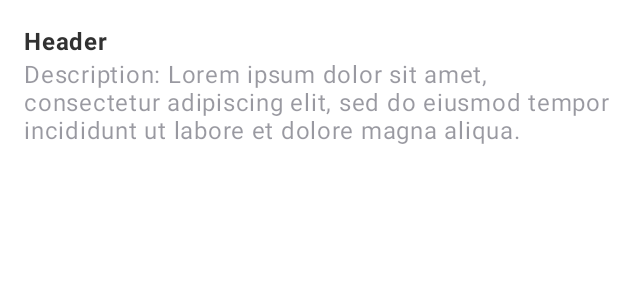
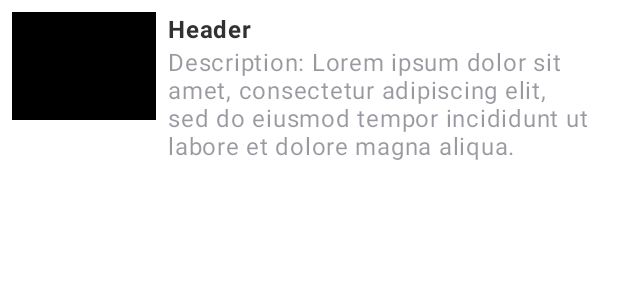
Before and after one commit to Rinat-M/AndroidProfessinal, an Android app: the layout word_item.xml on its own in the app's theme, with its tools: preview values and no code run, on a phone screen of 412 x 824 dp. Shown: the top 300 px of the screen. Run offline under Robolectric (Android 15) with nearby library versions, the light colour scheme and no system bars.

Commit message:
Added preview images to the list of words via glide

```diff
--- a/Translator/app/src/main/java/com/rino/translator/core/model/Meanings.kt
+++ b/Translator/app/src/main/java/com/rino/translator/core/model/Meanings.kt
@@ -1,7 +1,11 @@
 package com.rino.translator.core.model
+
+import com.google.gson.annotations.SerializedName
 
 data class Meanings(
     val translation: Translation?,
+    @SerializedName("previewUrl")
     val previewUrl: String?,
+    @SerializedName("imageUrl")
     val imageUrl: String?
 )
--- /dev/null
+++ b/Translator/app/src/main/java/com/rino/translator/ui/base/ImageLoader.kt
@@ -0,0 +1,5 @@
+package com.rino.translator.ui.base
+
+interface ImageLoader<T> {
+    fun loadInto(url: String, container: T)
+}
--- a/Translator/app/src/main/java/com/rino/translator/ui/main/MainActivity.kt
+++ b/Translator/app/src/main/java/com/rino/translator/ui/main/MainActivity.kt
@@ -7,6 +7,7 @@ import com.rino.translator.core.model.Word
 import com.rino.translator.core.repository.WordsRepositoryImpl
 import com.rino.translator.databinding.ActivityMainBinding
 import com.rino.translator.network.DictionaryApiHolder
+import com.rino.translator.ui.base.GlideImageLoader
 import com.rino.translator.ui.main.adapter.WordsAdapter
 import com.rino.translator.ui.showToast
 import moxy.MvpAppCompatActivity
@@ -25,7 +26,7 @@ class MainActivity : MvpAppCompatActivity(), MainView {
     }
 
     private val wordsAdapter by lazy {
-        WordsAdapter(presenter::onUserClicked)
+        WordsAdapter(GlideImageLoader(), presenter::onUserClicked)
     }
 
     override fun onCreate(savedInstanceState: Bundle?) {
--- a/Translator/app/src/main/res/layout/word_item.xml
+++ b/Translator/app/src/main/res/layout/word_item.xml
@@ -1,25 +1,39 @@
 <?xml version="1.0" encoding="utf-8"?>
-<LinearLayout xmlns:android="http://schemas.android.com/apk/res/android"
+<androidx.constraintlayout.widget.ConstraintLayout xmlns:android="http://schemas.android.com/apk/res/android"
+    xmlns:app="http://schemas.android.com/apk/res-auto"
     xmlns:tools="http://schemas.android.com/tools"
     android:layout_width="match_parent"
     android:layout_height="wrap_content"
-    android:layout_marginTop="@dimen/size_16"
-    android:orientation="vertical">
+    android:padding="@dimen/size_8">
+
+    <androidx.appcompat.widget.AppCompatImageView
+        android:id="@+id/preview_image"
+        android:layout_width="@dimen/preview_image_width"
+        android:layout_height="@dimen/preview_image_height"
+        android:background="@color/black"
+        app:layout_constraintStart_toStartOf="parent"
+        app:layout_constraintTop_toTopOf="parent" />
 
     <TextView
         android:id="@+id/header"
         style="@style/HeaderTextStyle"
-        android:layout_width="wrap_content"
+        android:layout_width="@dimen/match_constraint"
         android:layout_height="wrap_content"
-        android:layout_marginStart="@dimen/size_16"
+        android:layout_marginStart="@dimen/size_8"
+        app:layout_constraintEnd_toEndOf="parent"
+        app:layout_constraintStart_toEndOf="@id/preview_image"
+        app:layout_constraintTop_toTopOf="parent"
         tools:text="Header" />
 
     <TextView
         android:id="@+id/description"
         style="@style/BaseTextStyle"
-        android:layout_width="wrap_content"
+        android:layout_width="@dimen/match_constraint"
         android:layout_height="wrap_content"
-        android:layout_marginStart="@dimen/size_16"
+        android:layout_marginStart="@dimen/size_8"
+        app:layout_constraintEnd_toEndOf="parent"
+        app:layout_constraintStart_toEndOf="@id/preview_image"
+        app:layout_constraintTop_toBottomOf="@id/header"
         tools:text="Description: Lorem ipsum dolor sit amet, consectetur adipiscing elit, sed do eiusmod tempor incididunt ut labore et dolore magna aliqua." />
 
-</LinearLayout>
+</androidx.constraintlayout.widget.ConstraintLayout>
--- a/Translator/app/src/main/res/values/dimens.xml
+++ b/Translator/app/src/main/res/values/dimens.xml
@@ -8,4 +8,7 @@
     <dimen name="text_size_large">24sp</dimen>
 
     <dimen name="bottom_sheet_dialog_corner_radius">10dp</dimen>
+    <dimen name="match_constraint">0dp</dimen>
+    <dimen name="preview_image_width">96dp</dimen>
+    <dimen name="preview_image_height">72dp</dimen>
 </resources>
```
Also changed, not shown: Translator/app/build.gradle (+5 -2 lines), Translator/app/src/main/java/com/rino/translator/ui/base/GlideImageLoader.kt (added, +14 -0 lines), Translator/app/src/main/java/com/rino/translator/ui/main/adapter/WordsAdapter.kt (+8 -1 lines).
